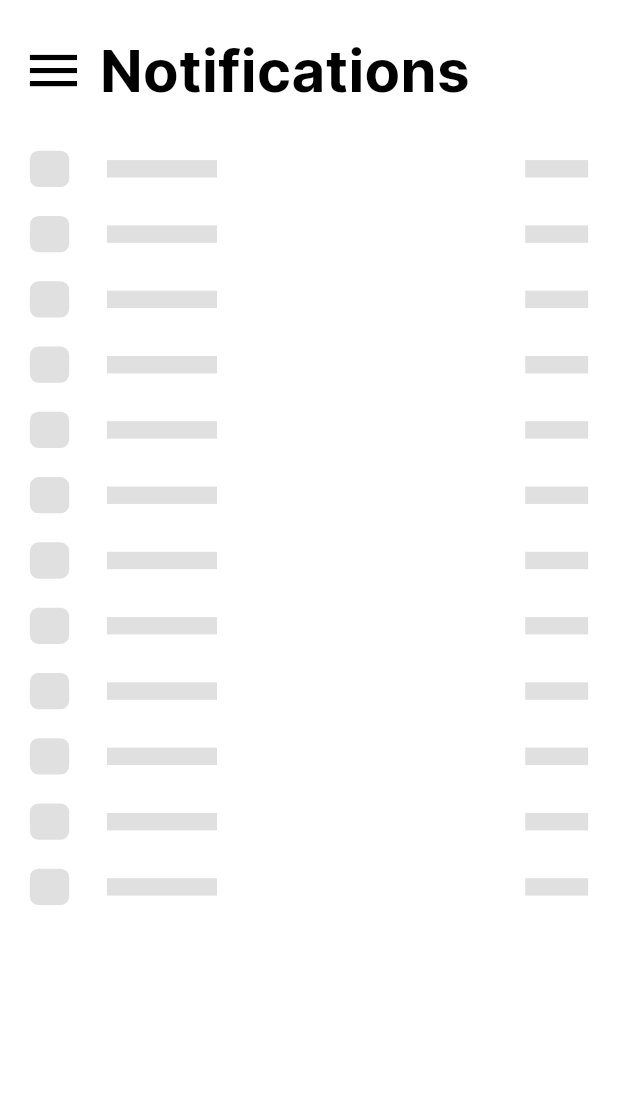
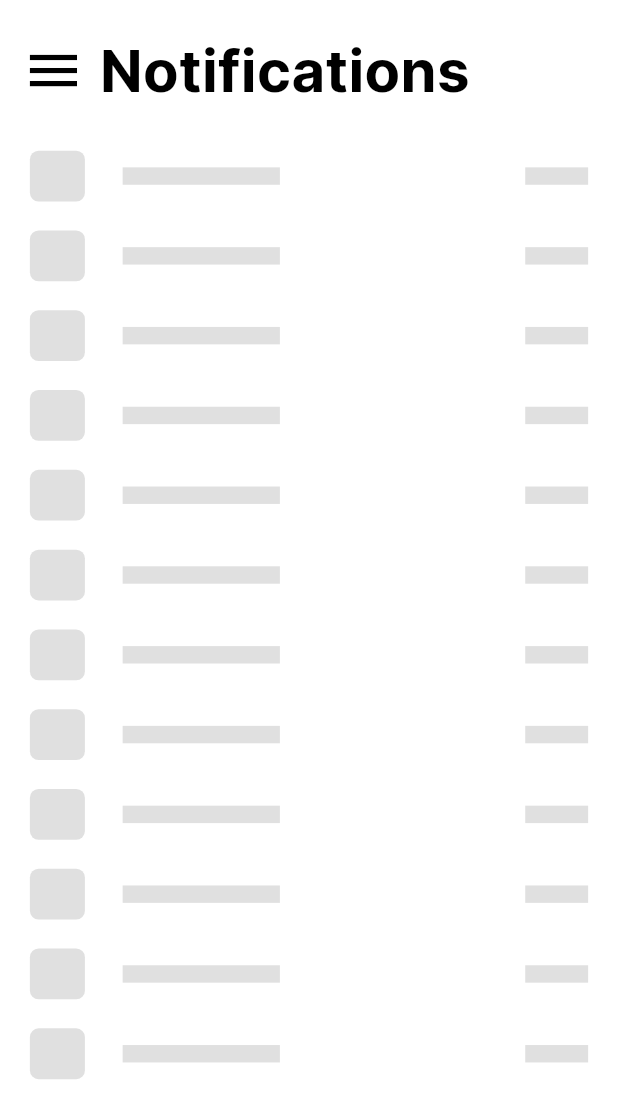
Before and after one commit to rizwanali494/hive_mobile_app, a Flutter app: the NotificationScreen screen opened directly, on a phone screen of 412 x 824 dp. Shown: the top 1118 px of the screen. Run offline on Flutter 3.47's test engine with Material 2 defaults, Android fonts, the phone set to English and light mode, and no system bars; drawn by our look-alikes of flutter_animate; our stand-ins replace badges, flutter_screenutil, flutter_svg, get_it, go_router, google_sign_in and 2 more; project files that could hold a hidden picture were left out.

Commit message:
added notification shimmer

```diff
--- a/lib/features/notification/widgets/notification_shimmer_widget.dart
+++ b/lib/features/notification/widgets/notification_shimmer_widget.dart
@@ -13,14 +13,14 @@ class NotificationShimmerWidget extends StatelessWidget {
     return Row(
       children: [
         Container(
-          width: 25.w,
-          height: 25.h,
+          width: 35.w,
+          height: 35.h,
           decoration: BoxDecoration(
               color: color, borderRadius: BorderRadius.circular(6.r)),
         ),
         24.horizontalSpace,
         Container(
-          width: 70.w,
+          width: 100.w,
           height: 12.h,
           decoration: BoxDecoration(color: color),
         ),
```
